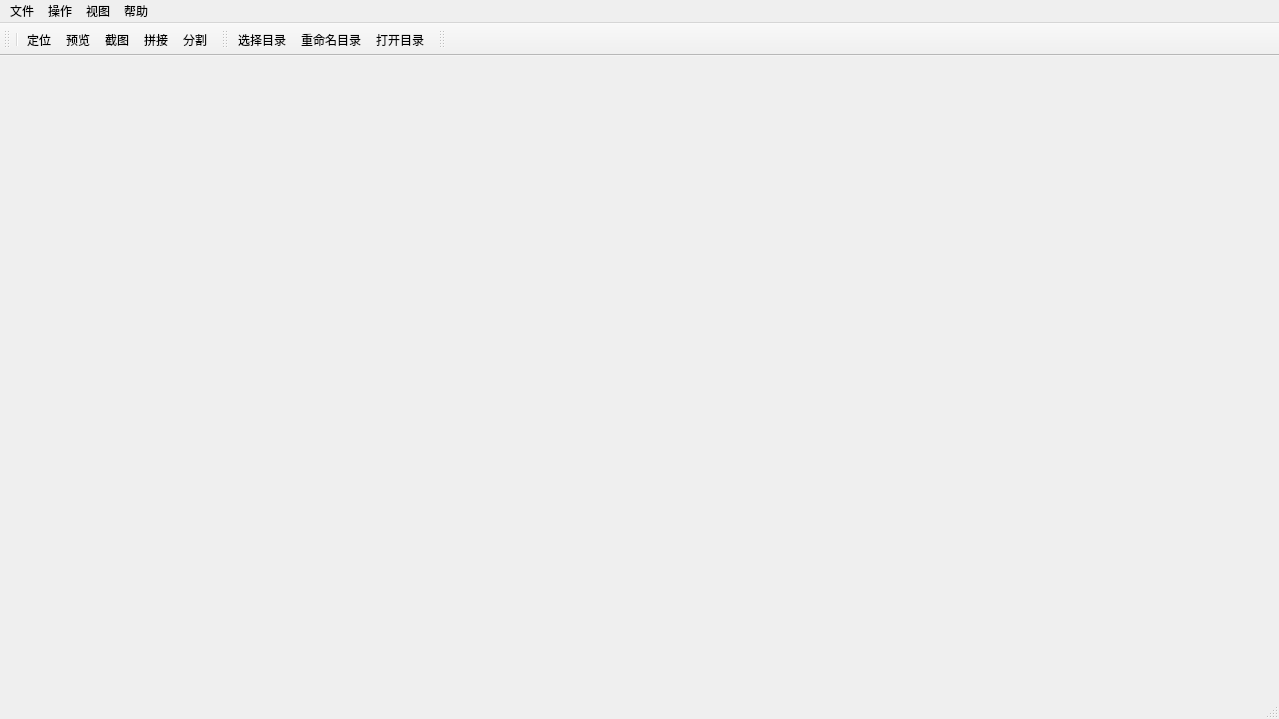
Above: src/View/ui/MainWindow.ui from Carrot-shreds/score_capture before the change. Below: the same form after it.
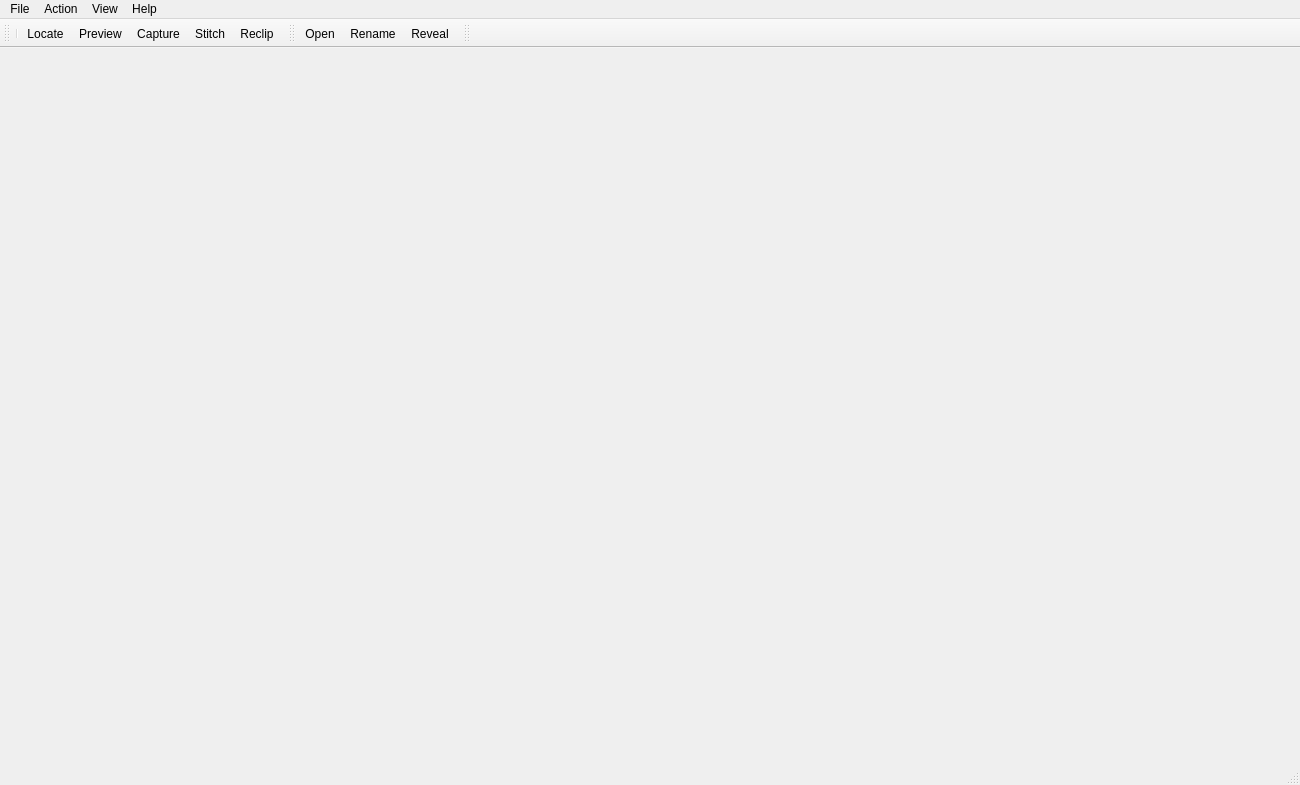
That is the form after the change.

Commit message: i18n: English and Chinese Ui translatiton and switch actions

```diff
--- a/src/View/ui/MainWindow.ui
+++ b/src/View/ui/MainWindow.ui
@@ -6,8 +6,8 @@
    <rect>
     <x>0</x>
     <y>0</y>
-    <width>1279</width>
-    <height>719</height>
+    <width>1300</width>
+    <height>785</height>
    </rect>
   </property>
   <property name="windowTitle">
@@ -19,24 +19,24 @@
     <rect>
      <x>0</x>
      <y>0</y>
-     <width>1279</width>
+     <width>1300</width>
      <height>33</height>
     </rect>
    </property>
    <widget class="QMenu" name="menu_view">
     <property name="title">
-     <string>视图</string>
+     <string>View</string>
     </property>
    </widget>
    <widget class="QMenu" name="menu_help">
     <property name="title">
-     <string>帮助</string>
+     <string>Help</string>
     </property>
     <addaction name="action_about"/>
    </widget>
    <widget class="QMenu" name="menu_file">
     <property name="title">
-     <string>文件</string>
+     <string>File</string>
     </property>
     <addaction name="action_select_folder"/>
     <addaction name="action_rename_folder"/>
@@ -47,7 +47,7 @@
    </widget>
    <widget class="QMenu" name="menu">
     <property name="title">
-     <string>操作</string>
+     <string>Action</string>
     </property>
     <addaction name="action_locate"/>
     <addaction name="action_preview"/>
@@ -108,7 +108,10 @@
   </widget>
   <action name="action_locate">
    <property name="text">
-    <string>定位</string>
+    <string>Locate</string>
+   </property>
+   <property name="toolTip">
+    <string>Show locate window and update location.</string>
    </property>
    <property name="menuRole">
     <enum>QAction::MenuRole::NoRole</enum>
@@ -116,7 +119,10 @@
   </action>
   <action name="action_preview">
    <property name="text">
-    <string>预览</string>
+    <string>Preview</string>
+   </property>
+   <property name="toolTip">
+    <string>Preview the capture region.</string>
    </property>
    <property name="menuRole">
     <enum>QAction::MenuRole::NoRole</enum>
@@ -127,7 +133,10 @@
     <bool>true</bool>
    </property>
    <property name="text">
-    <string>截图</string>
+    <string>Capture</string>
+   </property>
+   <property name="toolTip">
+    <string>Start or stop capture.</string>
    </property>
    <property name="menuRole">
     <enum>QAction::MenuRole::NoRole</enum>
@@ -135,7 +144,10 @@
   </action>
   <action name="action_stitch">
    <property name="text">
-    <string>拼接</string>
+    <string>Stitch</string>
+   </property>
+   <property name="toolTip">
+    <string>Stitch images.</string>
    </property>
    <property name="menuRole">
     <enum>QAction::MenuRole::NoRole</enum>
@@ -143,7 +155,10 @@
   </action>
   <action name="action_reclip">
    <property name="text">
-    <string>分割</string>
+    <string>Reclip</string>
+   </property>
+   <property name="toolTip">
+    <string>Reclip stitched image and generate final image.</string>
    </property>
    <property name="menuRole">
     <enum>QAction::MenuRole::NoRole</enum>
@@ -151,7 +166,10 @@
   </action>
   <action name="action_select_folder">
    <property name="text">
-    <string>选择目录</string>
+    <string>Open</string>
+   </property>
+   <property name="toolTip">
+    <string>Select a folder as working dir.</string>
    </property>
    <property name="menuRole">
     <enum>QAction::MenuRole::NoRole</enum>
@@ -159,7 +177,7 @@
   </action>
   <action name="action_open_folder">
    <property name="text">
-    <string>打开目录</string>
+    <string>Reveal</string>
    </property>
    <property name="toolTip">
     <string>在文件资源管理器中打开</string>
@@ -170,7 +188,10 @@
   </action>
   <action name="action_rename_folder">
    <property name="text">
-    <string>重命名目录</string>
+    <string>Rename</string>
+   </property>
+   <property name="toolTip">
+    <string>Rename the folder and all image names including title.</string>
    </property>
    <property name="menuRole">
     <enum>QAction::MenuRole::NoRole</enum>
```
Left out of the diff: 28 changed lines with no effect on the pictures. The commit also changes 43 other files.
